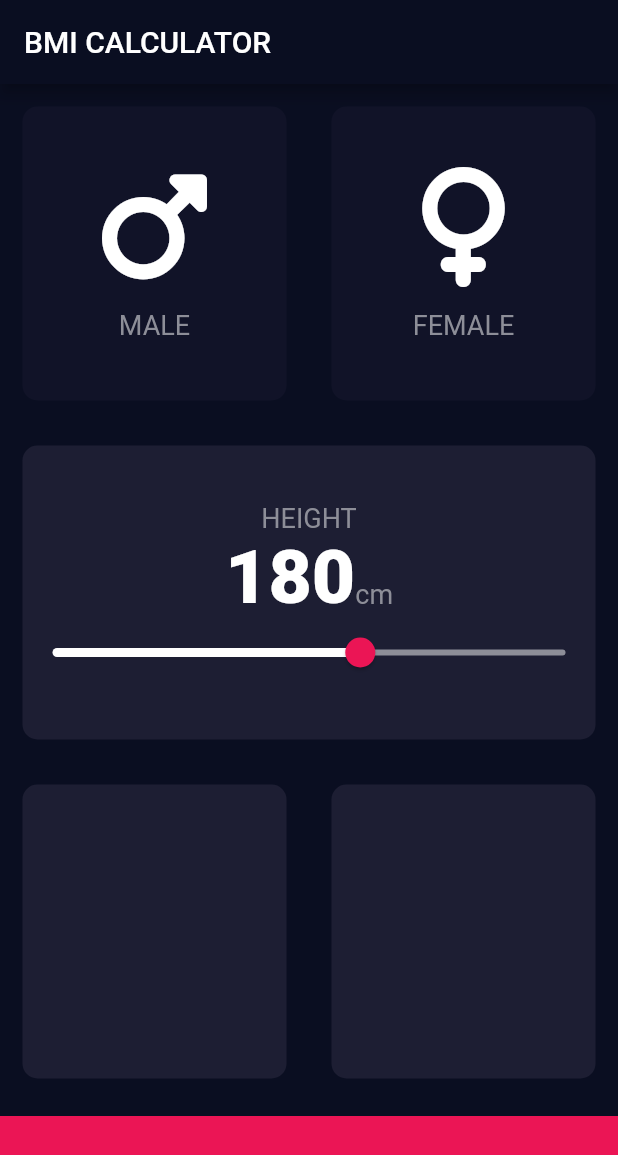
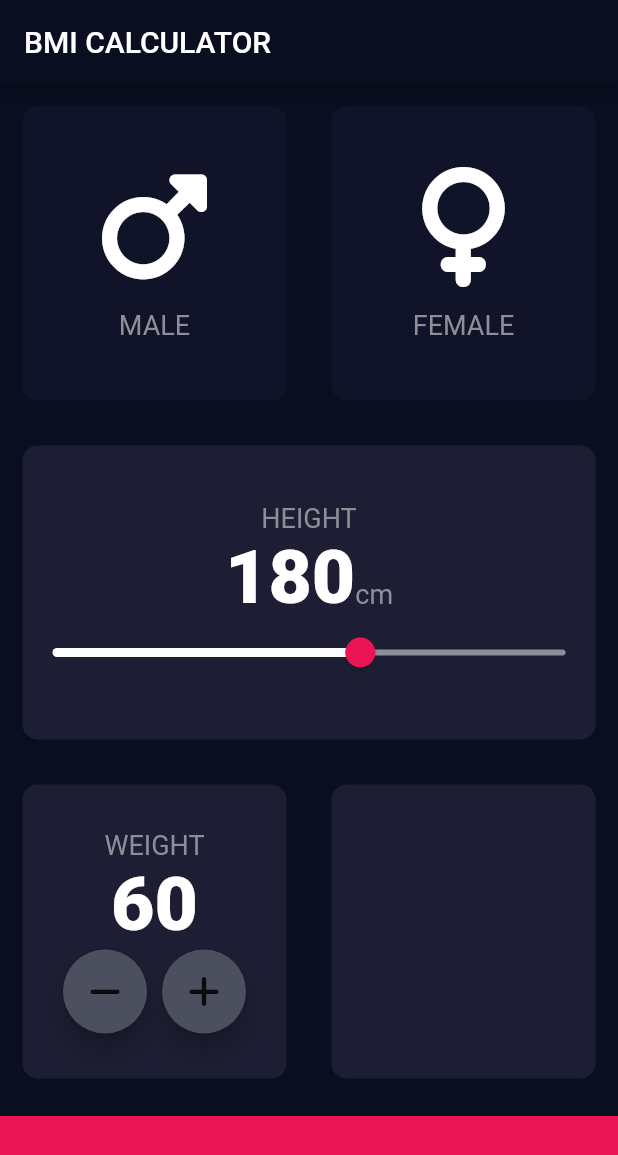
Before and after one commit to ania-niezychowska/BMIApp, a Flutter app: the screen it shows after launch, on a phone screen of 412 x 824 dp. Shown: the top 1155 px of the screen. Run offline on Flutter 3.47's test engine with Material 2 defaults, Android fonts, the phone set to English and light mode, and no system bars; our stand-ins replace font_awesome_flutter; missing offline and left inert: dart:html.

Commit message:
add weight card

```diff
--- a/lib/input_page.dart
+++ b/lib/input_page.dart
@@ -19,6 +19,7 @@ class InputPage extends StatefulWidget {
 class _InputPageState extends State<InputPage> {
   Gender? selectedGender;
   int height = 180;
+  int weight = 60;
 
   @override
   Widget build(BuildContext context) {
@@ -98,8 +99,10 @@ class _InputPageState extends State<InputPage> {
                       activeTrackColor: Colors.white,
                       thumbColor: Color(0xFFEB1555),
                       overlayColor: Color(0x29EB1555),
-                      thumbShape: RoundSliderThumbShape(enabledThumbRadius: 10.0),
-                      overlayShape: RoundSliderOverlayShape(overlayRadius: 20.0),
+                      thumbShape:
+                          RoundSliderThumbShape(enabledThumbRadius: 10.0),
+                      overlayShape:
+                          RoundSliderOverlayShape(overlayRadius: 20.0),
                     ),
                     child: Slider(
                       value: height.toDouble(),
@@ -124,10 +127,30 @@ class _InputPageState extends State<InputPage> {
                 child: ReusableCard(
                   colour: kActiveCardColor,
                   cardChild: Column(
-                    children: [],
+                    mainAxisAlignment: MainAxisAlignment.center,
+                    children: <Widget>[
+                      Text(
+                        'WEIGHT',
+                        style: kLabelTextStyle,
+                      ),
+                      Text(
+                        weight.toString(),
+                        style: kNumberTextStyle,
+                      ),
+                      Row(
+                        mainAxisAlignment: MainAxisAlignment.center,
+                        children: <Widget>[
+                          RoundIconButton(icon: FontAwesomeIcons.minus,
+                          ),
+                          SizedBox(width: 10.0,
+                          ),
+                          RoundIconButton(icon: FontAwesomeIcons.plus,
+                          ),
+                    ],
                   ),
-                  onPress: () {},
-                ),
+                ],
+    ), onPress: () {  },
+              ),
               ),
               Expanded(
                 child: ReusableCard(
@@ -151,3 +174,24 @@ class _InputPageState extends State<InputPage> {
     );
   }
 }
+
+class RoundIconButton extends StatelessWidget {
+
+  RoundIconButton({required this.icon});
+
+  final IconData icon;
+  @override
+  Widget build(BuildContext context) {
+    return RawMaterialButton(
+      child: Icon(icon),
+      onPressed: () {},
+      elevation: 6.0,
+      constraints: BoxConstraints.tightFor(
+        width: 56.0,
+        height: 56.0,
+      ),
+      shape: CircleBorder(),
+      fillColor: Color(0xFF4C4F5E),
+    );
+  }
+ }
```
